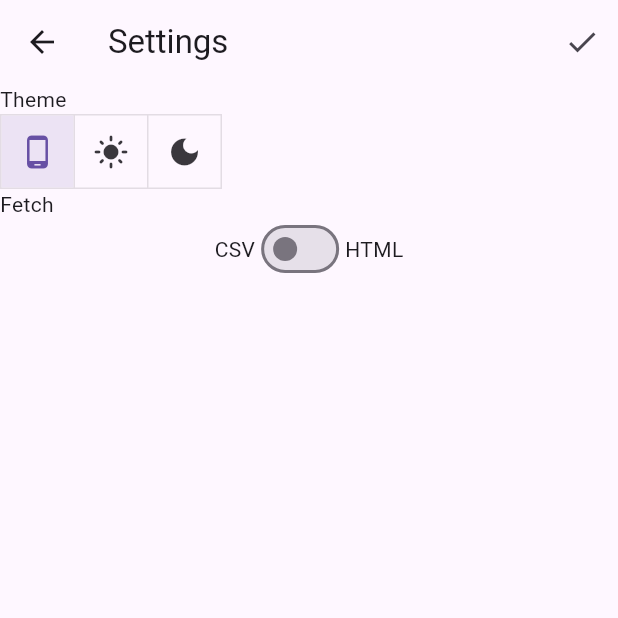
After one commit to Nidrop/ovpngate, a Flutter app: the screen it shows after launch, after a tap on the "settings" icon, on a phone screen of 412 x 824 dp, the top half of it. The commit adds this screen. Run offline on Flutter 3.47's test engine with Material 3 defaults, Android fonts, the phone set to English and light mode, and no system bars; our stand-ins replace auto_route, bloc, csv, dio, easy_localization, flutter_bloc and 2 more; missing offline and left inert: openvpn_flutter; network calls fail.

Commit message:
move settings screen to src

```diff
--- a/feature/settings/lib/settings.gm.dart
+++ b/feature/settings/lib/settings.gm.dart
@@ -9,7 +9,7 @@
 
 // ignore_for_file: no_leading_underscores_for_library_prefixes
 import 'package:auto_route/auto_route.dart' as _i2;
-import 'package:settings/settings_screen.dart' as _i1;
+import 'package:settings/src/settings_screen.dart' as _i1;
 
 abstract class $SettingsModule extends _i2.AutoRouterModule {
   @override
--- /dev/null
+++ b/feature/settings/lib/src/settings_content.dart
@@ -0,0 +1,69 @@
+import 'package:core/core.dart';
+import 'package:core/localization/generated/locale_keys.g.dart';
+import 'package:core_ui/core_ui.dart';
+import 'package:domain/models/settings.dart';
+import 'package:flutter/material.dart';
+import 'package:settings/src/bloc/settings_cubit.dart';
+import 'package:settings/src/widgets/fetch_switch.dart';
+import 'package:settings/src/widgets/mirror_list_view.dart';
+import 'package:settings/src/widgets/mirror_text_field.dart';
+import 'package:settings/src/widgets/theme_toggle.dart';
+
+class SettingsContent extends StatelessWidget {
+  const SettingsContent({
+    super.key,
+  });
+
+  @override
+  Widget build(BuildContext context) {
+    return BlocBuilder<SettingsCubit, Settings>(
+      builder: (context, state) => Scaffold(
+        appBar: AppBar(
+          title: Text(context.tr(LocaleKeys.common_settings)),
+          actions: [
+            IconButton(
+              onPressed: () {
+                context.read<SettingsCubit>().saveSettings();
+                ThemeInheritedWidget.of(context)!.updateTheme();
+              },
+              icon: const Icon(Icons.check),
+            ),
+          ],
+        ),
+        body: ListView(
+          children: [
+            Text('Theme'),
+            SizedBox(
+              height: 50,
+              child: ThemeToggle(themeMode: state.themeMode),
+            ),
+            Text('Fetch'),
+            SizedBox(
+              height: 40,
+              child: Row(
+                mainAxisAlignment: MainAxisAlignment.center,
+                children: [
+                  Text('CSV'),
+                  FetchSwitch(fetchMode: state.fetchMode),
+                  Text('HTML'),
+                ],
+              ),
+            ),
+            if (state.fetchMode == FetchMode.html) ...[
+              Divider(),
+              Text('Add mirror:'),
+              MirrorTextField(
+                onSubmitted: (url) {
+                  context.read<SettingsCubit>().addMirror(url);
+                },
+              ),
+              Divider(),
+              Text('Mirror order:'),
+              MirrorListView(urls: state.urls)
+            ],
+          ],
+        ),
+      ),
+    );
+  }
+}
--- /dev/null
+++ b/feature/settings/lib/src/settings_screen.dart
@@ -0,0 +1,27 @@
+import 'package:core/core.dart';
+import 'package:core/localization/generated/locale_keys.g.dart';
+import 'package:core_ui/core_ui.dart';
+import 'package:domain/models/settings.dart';
+import 'package:domain/repositories/i_settings_service.dart';
+import 'package:flutter/material.dart';
+import 'package:navigation/navigation.dart';
+import 'package:settings/src/bloc/settings_cubit.dart';
+import 'package:settings/src/settings_content.dart';
+import 'package:settings/src/widgets/fetch_switch.dart';
+import 'package:settings/src/widgets/mirror_list_view.dart';
+import 'package:settings/src/widgets/mirror_text_field.dart';
+import 'package:settings/src/widgets/theme_toggle.dart';
+
+@RoutePage()
+class SettingsScreen extends StatelessWidget {
+  const SettingsScreen({super.key, this.settingsInit});
+  final Settings? settingsInit;
+
+  @override
+  Widget build(BuildContext context) {
+    return BlocProvider(
+        create: (BuildContext context) => SettingsCubit(
+            settingsInit ?? appLocator.get<ISettingsService>().settings.copy()),
+        child: const SettingsContent());
+  }
+}
--- a/feature/settings/lib/widgets/fetch_switch.dart
+++ b/feature/settings/lib/src/widgets/fetch_switch.dart
@@ -1,7 +1,7 @@
 import 'package:core/core.dart';
 import 'package:domain/models/settings.dart';
 import 'package:flutter/material.dart';
-import 'package:settings/bloc/settings_cubit.dart';
+import 'package:settings/src/bloc/settings_cubit.dart';
 
 class FetchSwitch extends StatelessWidget {
   final FetchMode fetchMode;
--- a/feature/settings/lib/widgets/mirror_list_view.dart
+++ b/feature/settings/lib/src/widgets/mirror_list_view.dart
@@ -1,6 +1,6 @@
 import 'package:core/core.dart';
 import 'package:flutter/material.dart';
-import 'package:settings/bloc/settings_cubit.dart';
+import 'package:settings/src/bloc/settings_cubit.dart';
 
 class MirrorListView extends StatelessWidget {
   const MirrorListView({
--- a/feature/settings/lib/widgets/theme_toggle.dart
+++ b/feature/settings/lib/src/widgets/theme_toggle.dart
@@ -3,7 +3,7 @@ import 'package:core_ui/core_ui.dart';
 import 'package:domain/models/settings.dart';
 import 'package:domain/repositories/i_settings_service.dart';
 import 'package:flutter/material.dart';
-import 'package:settings/bloc/settings_cubit.dart';
+import 'package:settings/src/bloc/settings_cubit.dart';
 
 class ThemeToggle extends StatelessWidget {
   final EnThemeMode themeMode;
```
Also changed, not shown: feature/settings/lib/settings_screen.dart (deleted, +0 -74 lines), feature/settings/lib/src/bloc/settings_cubit.dart (renamed from feature/settings/lib/bloc/settings_cubit.dart), feature/settings/lib/src/widgets/mirror_text_field.dart (renamed from feature/settings/lib/widgets/mirror_text_field.dart), 2 other files.
